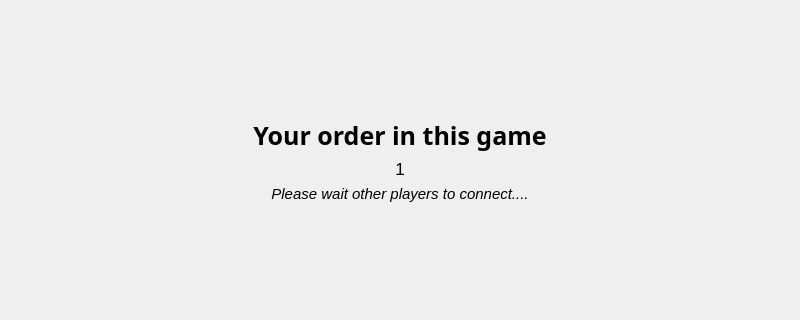
Old version of the form mainwindow.ui in the repository dehjaza2001/CS469_lab1; both pictures show x 0 to 800 and y 129 to 449 of the 800 by 600 pixel window.
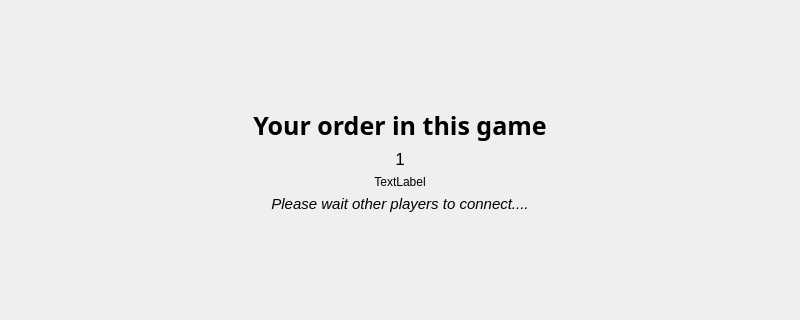
New version of the form. The open tabs and pages were chosen to show the change.

Patch:
```diff
--- a/mainwindow.ui
+++ b/mainwindow.ui
@@ -281,7 +281,7 @@
       </widget>
       <widget class="QWidget" name="page_3">
        <layout class="QGridLayout" name="gridLayout_5">
-        <item row="4" column="0">
+        <item row="5" column="0">
          <spacer name="verticalSpacer_7">
           <property name="orientation">
            <enum>Qt::Vertical</enum>
@@ -300,6 +300,7 @@
            <font>
             <family>Yu Mincho</family>
             <pointsize>19</pointsize>
+            <weight>75</weight>
             <bold>true</bold>
            </font>
           </property>
@@ -311,21 +312,18 @@
           </property>
          </widget>
         </item>
-        <item row="3" column="0">
-         <widget class="QLabel" name="label_3">
-          <property name="font">
-           <font>
-            <pointsize>11</pointsize>
-            <italic>true</italic>
-           </font>
+        <item row="0" column="0">
+         <spacer name="verticalSpacer_8">
+          <property name="orientation">
+           <enum>Qt::Vertical</enum>
           </property>
-          <property name="text">
-           <string>Please wait other players to connect....</string>
+          <property name="sizeHint" stdset="0">
+           <size>
+            <width>20</width>
+            <height>40</height>
+           </size>
           </property>
-          <property name="alignment">
-           <set>Qt::AlignCenter</set>
-          </property>
-         </widget>
+         </spacer>
         </item>
         <item row="2" column="0">
          <widget class="QLabel" name="PlayerOrder">
@@ -342,18 +340,31 @@
           </property>
          </widget>
         </item>
-        <item row="0" column="0">
-         <spacer name="verticalSpacer_8">
-          <property name="orientation">
-           <enum>Qt::Vertical</enum>
+        <item row="4" column="0">
+         <widget class="QLabel" name="label_3">
+          <property name="font">
+           <font>
+            <pointsize>11</pointsize>
+            <italic>true</italic>
+           </font>
           </property>
-          <property name="sizeHint" stdset="0">
-           <size>
-            <width>20</width>
-            <height>40</height>
-           </size>
+          <property name="text">
+           <string>Please wait other players to connect....</string>
           </property>
-         </spacer>
+          <property name="alignment">
+           <set>Qt::AlignCenter</set>
+          </property>
+         </widget>
+        </item>
+        <item row="3" column="0">
+         <widget class="QLabel" name="label_4">
+          <property name="text">
+           <string>TextLabel</string>
+          </property>
+          <property name="alignment">
+           <set>Qt::AlignCenter</set>
+          </property>
+         </widget>
         </item>
        </layout>
       </widget>
```
Left out of the diff: 17 changed lines with no effect on the pictures.
